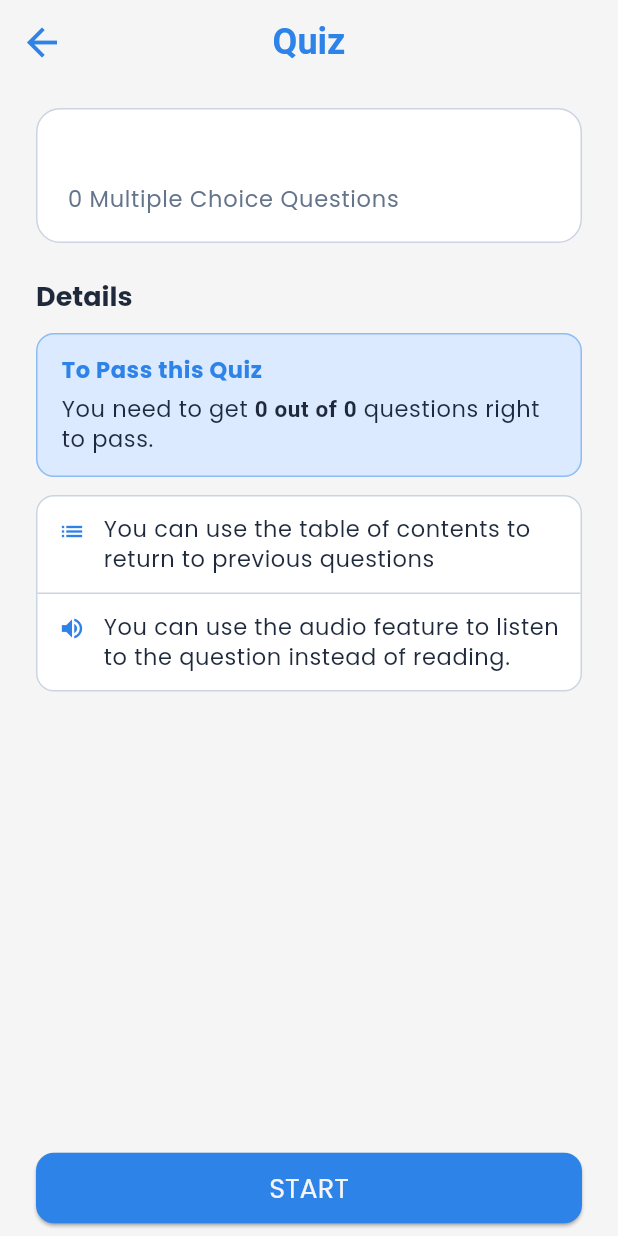
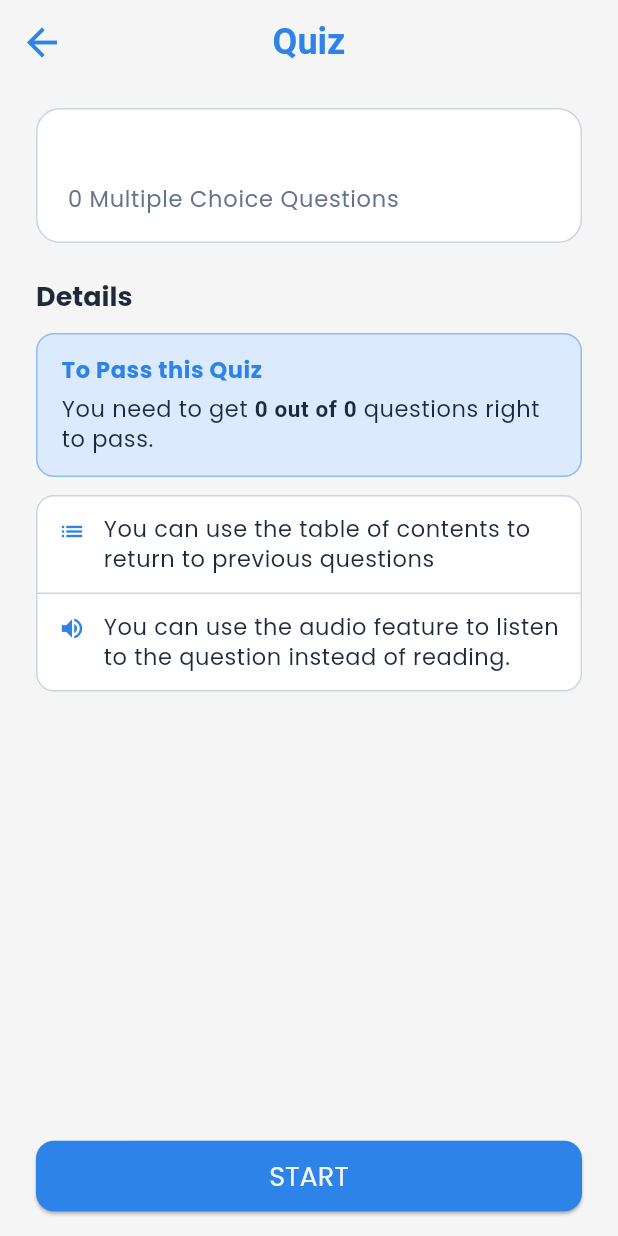
Before and after one commit to khalilFadi/safeScales-App, a Flutter app: the PostQuizScreen screen opened directly with empty values, on a phone screen of 412 x 824 dp. Run offline on Flutter 3.47's test engine with Material 3 defaults, Android fonts, the phone set to English and light mode, and no system bars; our stand-ins replace flutter_dotenv, flutter_markdown, flutter_tts, font_awesome_flutter, google_fonts, package_info_plus and 2 more; missing offline and left inert: dart:js, markdown; accounts and stored records are empty; project files that could hold a hidden picture were left out.

Commit message:
Pin the quiz START button so it stays tappable on iPhone.
Co-authored-by: Cursor <cursoragent@cursor.com>

```diff
--- a/lib/ui/widgets/quiz_start_body.dart
+++ b/lib/ui/widgets/quiz_start_body.dart
@@ -3,9 +3,9 @@ import 'package:safe_scales/models/question.dart';
 
 /// Shared pre-quiz / post-quiz intro: title card, Details, and START.
 ///
-/// The body is scrollable so START stays reachable on short viewports
-/// (and when text scale is large). Text below the Details header uses
-/// [TextTheme.bodySmall]; the Details header itself keeps headline size.
+/// START is pinned below the scrollable details so it stays tappable on
+/// short iPhone viewports (home indicator, Dynamic Type). Text below the
+/// Details header uses [TextTheme.bodySmall]; the header keeps headline size.
 class QuizStartBody extends StatelessWidget {
   const QuizStartBody({
     super.key,
@@ -64,6 +64,7 @@ class QuizStartBody extends StatelessWidget {
     final Widget startButton = SizedBox(
       width: double.infinity,
       child: ElevatedButton(
+        key: const Key('quiz-start-button'),
         onPressed: onStart,
         child: Text(
           'Start'.toUpperCase(),
@@ -75,32 +76,22 @@ class QuizStartBody extends StatelessWidget {
       ),
     );
 
-    const EdgeInsets padding = EdgeInsets.fromLTRB(24, 16, 24, 8);
-
     return SafeArea(
-      child: LayoutBuilder(
-        builder: (BuildContext context, BoxConstraints constraints) {
-          final double minHeight = (constraints.maxHeight - padding.vertical)
-              .clamp(0.0, double.infinity);
-
-          return SingleChildScrollView(
-            padding: padding,
-            child: ConstrainedBox(
-              constraints: BoxConstraints(minHeight: minHeight),
       child: Column(
-                mainAxisAlignment: MainAxisAlignment.spaceBetween,
         crossAxisAlignment: CrossAxisAlignment.stretch,
         children: [
-                  content,
+          Expanded(
+            child: SingleChildScrollView(
+              physics: const AlwaysScrollableScrollPhysics(),
+              padding: const EdgeInsets.fromLTRB(24, 16, 24, 16),
+              child: content,
+            ),
+          ),
           Padding(
-                    padding: const EdgeInsets.only(top: 24),
+            padding: const EdgeInsets.fromLTRB(24, 8, 24, 16),
             child: startButton,
           ),
         ],
-              ),
-            ),
-          );
-        },
       ),
     );
   }
```
Also changed, not shown: 1 other file. Lines whose indentation alone changed are shown as unchanged.
